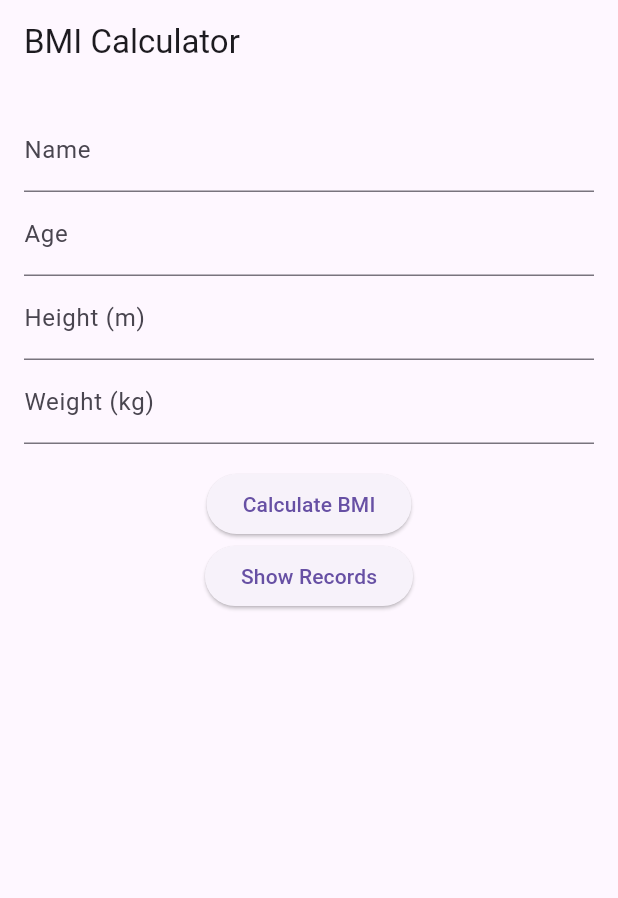
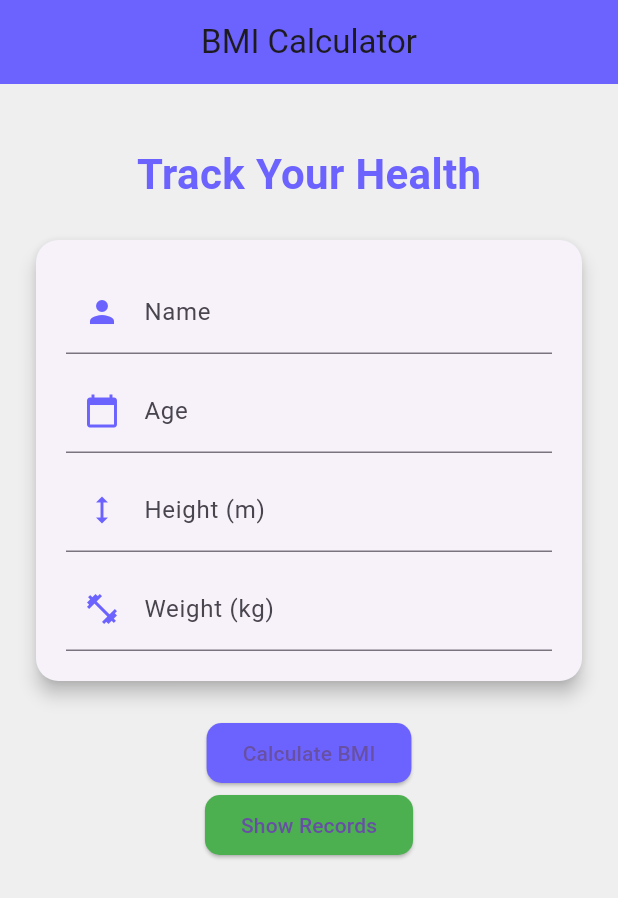
Before and after one commit to arunvijo04/BMICalculator, a Flutter app: the screen it shows after launch, on a phone screen of 412 x 824 dp. Shown: the top 898 px of the screen. Run offline on Flutter 3.47's test engine with Material 3 defaults, Android fonts, the phone set to English and light mode, and no system bars.

Commit message:
updated frontend

```diff
--- a/flutter_app/bmi_calculator/lib/main.dart
+++ b/flutter_app/bmi_calculator/lib/main.dart
@@ -97,43 +97,117 @@ class _BMICalculatorState extends State<BMICalculator> {
   @override
   Widget build(BuildContext context) {
     return Scaffold(
+      backgroundColor: Color(0xFFEFEFEF),
       appBar: AppBar(
+        backgroundColor: Color(0xFF6C63FF),
         title: const Text("BMI Calculator"),
+        centerTitle: true,
       ),
-      body: Padding(
-        padding: const EdgeInsets.all(16.0),
+      body: SingleChildScrollView(
+        padding: const EdgeInsets.all(20.0),
+        child: Column(
+          children: [
+            Container(
+              padding: const EdgeInsets.symmetric(vertical: 20),
+              child: Text(
+                "Track Your Health",
+                style: TextStyle(
+                  fontSize: 28,
+                  fontWeight: FontWeight.bold,
+                  color: Color(0xFF6C63FF),
+                ),
+              ),
+            ),
+            Card(
+              shape: RoundedRectangleBorder(
+                borderRadius: BorderRadius.circular(15.0),
+              ),
+              elevation: 5,
+              child: Padding(
+                padding: const EdgeInsets.all(20.0),
                 child: Column(
                   children: [
                     TextField(
                       controller: _nameController,
-              decoration: InputDecoration(labelText: "Name"),
+                      decoration: InputDecoration(
+                        labelText: "Name",
+                        prefixIcon: Icon(Icons.person, color: Color(0xFF6C63FF)),
                       ),
+                    ),
+                    const SizedBox(height: 10),
                     TextField(
                       controller: _ageController,
-              decoration: InputDecoration(labelText: "Age"),
+                      decoration: InputDecoration(
+                        labelText: "Age",
+                        prefixIcon: Icon(Icons.calendar_today, color: Color(0xFF6C63FF)),
+                      ),
                       keyboardType: TextInputType.number,
                     ),
+                    const SizedBox(height: 10),
                     TextField(
                       controller: _heightController,
-              decoration: InputDecoration(labelText: "Height (m)"),
+                      decoration: InputDecoration(
+                        labelText: "Height (m)",
+                        prefixIcon: Icon(Icons.height, color: Color(0xFF6C63FF)),
+                      ),
                       keyboardType: TextInputType.number,
                     ),
+                    const SizedBox(height: 10),
                     TextField(
                       controller: _weightController,
-              decoration: InputDecoration(labelText: "Weight (kg)"),
+                      decoration: InputDecoration(
+                        labelText: "Weight (kg)",
+                        prefixIcon: Icon(Icons.fitness_center, color: Color(0xFF6C63FF)),
+                      ),
                       keyboardType: TextInputType.number,
                     ),
-            const SizedBox(height: 16),
+                  ],
+                ),
+              ),
+            ),
+            const SizedBox(height: 20),
             ElevatedButton(
               onPressed: _calculateBMI,
+              style: ElevatedButton.styleFrom(
+                backgroundColor: Color(0xFF6C63FF), // Replace 'primary' with 'backgroundColor'
+                shape: RoundedRectangleBorder(
+                  borderRadius: BorderRadius.circular(10),
+                ),
+              ),
               child: const Text("Calculate BMI"),
             ),
+
             ElevatedButton(
               onPressed: _showRecords,
+              style: ElevatedButton.styleFrom(
+                backgroundColor: Color(0xFF4CAF50), // Replace 'primary' with 'backgroundColor'
+                shape: RoundedRectangleBorder(
+                  borderRadius: BorderRadius.circular(10),
+                ),
+              ),
               child: const Text("Show Records"),
             ),
-            const SizedBox(height: 16),
-            if (_result != null) Text(_result!),
+
+            const SizedBox(height: 20),
+            if (_result != null)
+              Card(
+                elevation: 3,
+                shape: RoundedRectangleBorder(
+                  borderRadius: BorderRadius.circular(15.0),
+                ),
+                child: Padding(
+                  padding: const EdgeInsets.all(20.0),
+                  child: Text(
+                    _result!,
+                    textAlign: TextAlign.center,
+                    style: TextStyle(
+                      fontSize: 18,
+                      fontWeight: FontWeight.w600,
+                      color: Colors.black87,
+                    ),
+                  ),
+                ),
+              ),
           ],
         ),
       ),
```
Also changed, not shown: 1 other file. Lines whose indentation alone changed are shown as unchanged.
